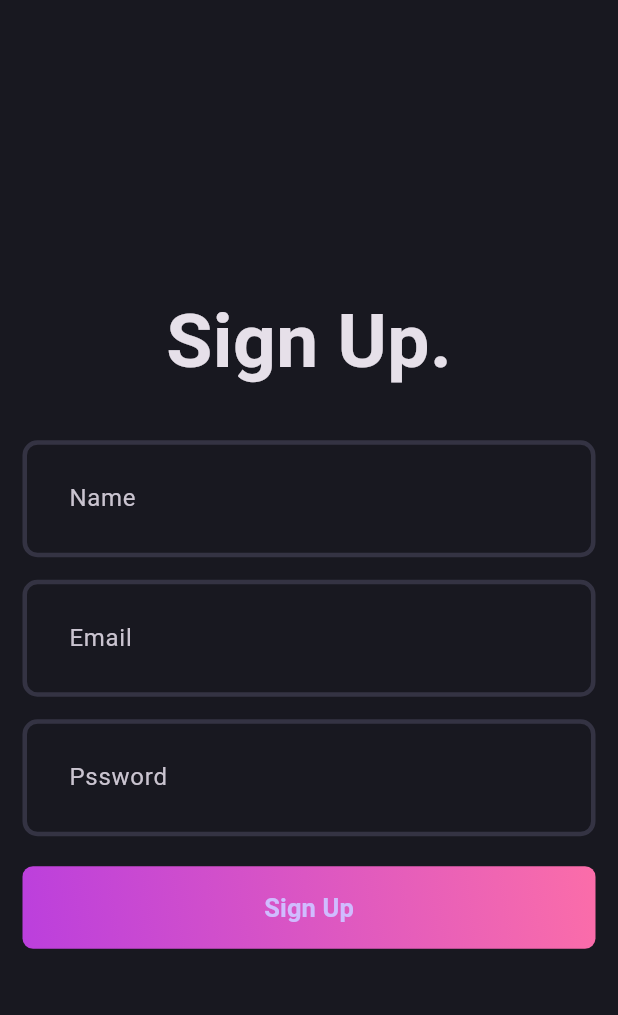
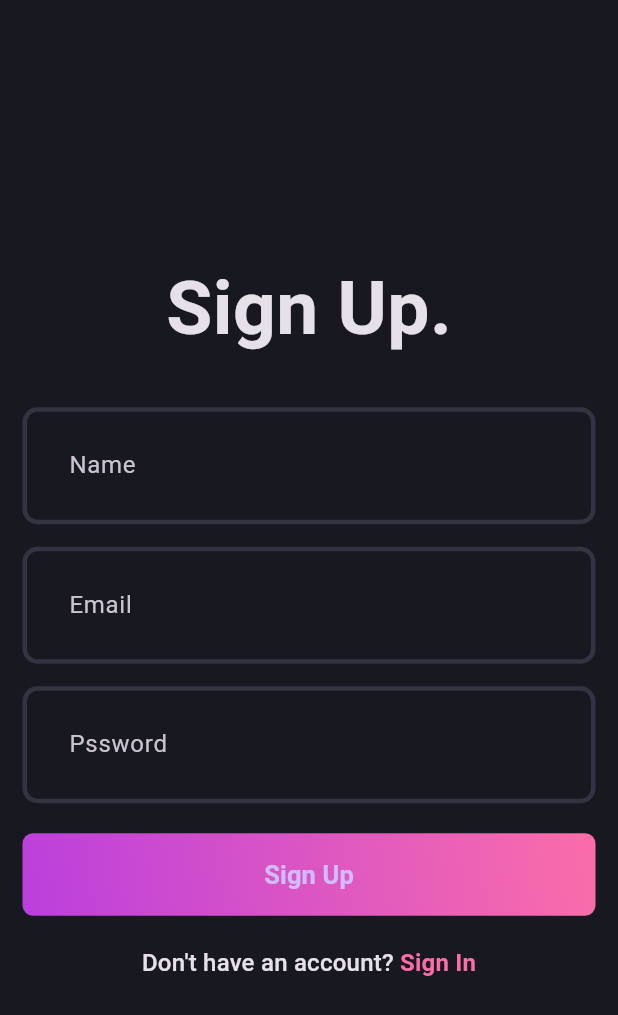
Before and after one commit to DannyHash/blog_app_flutter, a Flutter app: the screen it shows after launch, on a phone screen of 412 x 824 dp. Shown: the top 1015 px of the screen. Run offline on Flutter 3.47's test engine with Material 3 defaults, Android fonts, the phone set to English and light mode, and no system bars.

Commit message:
Added sign-in prompt to SignupPage with styled RichText

```diff
--- a/lib/features/auth/presentation/pages/signup_page.dart
+++ b/lib/features/auth/presentation/pages/signup_page.dart
@@ -1,3 +1,4 @@
+import 'package:blog_app_flutter/core/theme/app_pallete.dart';
 import 'package:blog_app_flutter/features/auth/presentation/widgets/auth_field.dart';
 import 'package:blog_app_flutter/features/auth/presentation/widgets/auth_gradient_button.dart';
 import 'package:flutter/material.dart';
@@ -12,7 +13,7 @@ class SignupPage extends StatefulWidget {
 class _SignupPageState extends State<SignupPage> {
   @override
   Widget build(BuildContext context) {
-    return const Scaffold(
+    return Scaffold(
       body: Padding(
         padding: EdgeInsets.all(15.0),
         child: Column(
@@ -33,6 +34,21 @@ class _SignupPageState extends State<SignupPage> {
             AuthField(hintText: 'Pssword'),
             SizedBox(height: 20),
             AuthGradientButton(),
+            SizedBox(height: 20),
+            RichText(
+              text: TextSpan(
+                  text: 'Don\'t have an account? ',
+                  style: Theme.of(context).textTheme.titleMedium,
+                  children: [
+                    TextSpan(
+                      text: 'Sign In',
+                      style: Theme.of(context).textTheme.titleMedium?.copyWith(
+                            color: AppPallete.gradient2,
+                            fontWeight: FontWeight.bold,
+                          ),
+                    ),
+                  ]),
+            )
           ],
         ),
       ),
```
